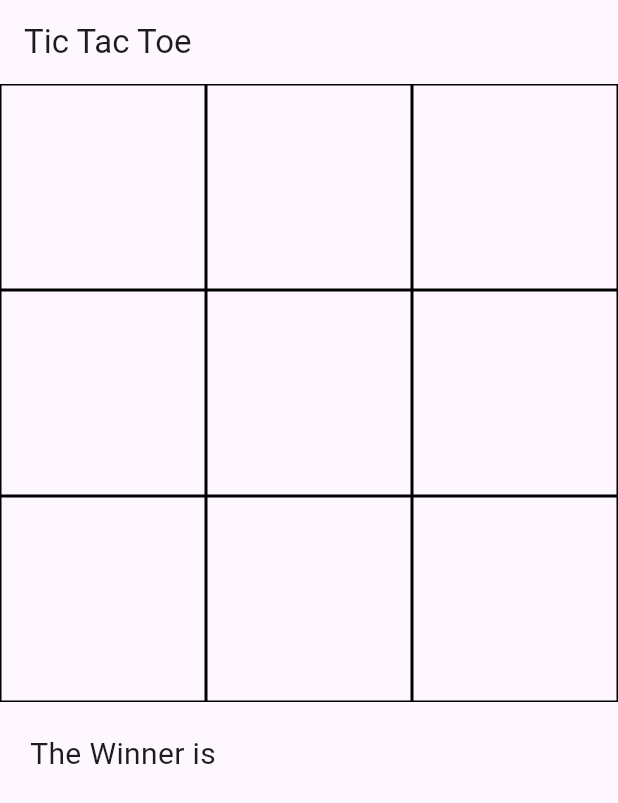
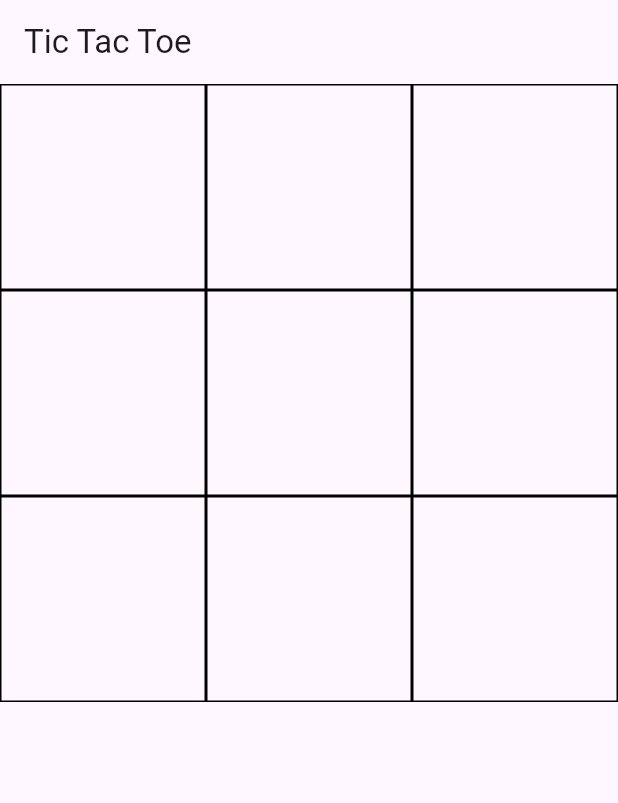
Before and after one commit to Anandupkumar/TicTacToeFlutter, a Flutter app: the screen it shows after launch, on a phone screen of 412 x 824 dp. Shown: the top 803 px of the screen. Run offline on Flutter 3.47's test engine with Material 3 defaults, Android fonts, the phone set to English and light mode, and no system bars.

```diff
--- a/lib/main.dart
+++ b/lib/main.dart
@@ -54,21 +54,28 @@ class _MyHomePageState extends State<MyHomePage> {
       final c = pattern[2];
 
       if (_board[a] != '' && _board[a] == _board[b] && _board[a] == _board[c]) {
-        _winner = currentPlayer;
+        setState(() {
+          _winner = currentPlayer;
+        });
 
-        showDialog(
-          context: context,
-          builder: (BuildContext context) {
-            return AlertDialog(
-              title: Text('Winner'),
-              content: Text('The winner is $_winner!'),
-            );
-          },
-        );
-
-        _board = List.filled(9, '');
+        // showDialog(
+        //   context: context,
+        //   builder: (BuildContext context) {
+        //     return AlertDialog(
+        //       title: const Text('Winner'),
+        //       content: Text('The winner is $_winner!'),
+        //     );
+        //   },
+        // );
       }
     }
+  }
+
+  void resetBoard() {
+    setState(() {
+      _board = List.filled(9, '');
+      _winner = '';
+    });
   }
 
   @override
@@ -107,7 +114,7 @@ class _MyHomePageState extends State<MyHomePage> {
                           child: Center(
                             child: Text(
                               _board[index],
-                              style: TextStyle(fontSize: 30.0),
+                              style: const TextStyle(fontSize: 30.0),
                             ),
                           ),
                         ),
@@ -117,13 +124,33 @@ class _MyHomePageState extends State<MyHomePage> {
                   ),
                 ),
                 SliverToBoxAdapter(
-                  child: Container(
-                    padding: const EdgeInsets.all(20.0),
-                    child: Text(
-                      true ? 'The Winner is $_winner': '',
-                      style: TextStyle(fontSize: 20.0),
-                    ),
-                  ),
+                  child: _winner != ''
+                      ? Row(
+                          mainAxisAlignment: MainAxisAlignment.spaceAround,
+                          children: [
+                            Container(
+                              padding: const EdgeInsets.all(20.0),
+                              child: Text(
+                                'The Winner is $_winner',
+                                style: const TextStyle(fontSize: 20.0),
+                              ),
+                            ),
+                            Container(
+                                padding: const EdgeInsets.all(20.0),
+                                child: TextButton(
+                                  style: ButtonStyle(
+                                    foregroundColor:
+                                        MaterialStateProperty.all<Color>(
+                                            Colors.blue),
+                                  ),
+                                  onPressed: () {
+                                    resetBoard();
+                                  },
+                                  child: const Text('Reset'),
+                                )),
+                          ],
+                        )
+                      : const SizedBox(),
                 ),
               ],
             ),
```
